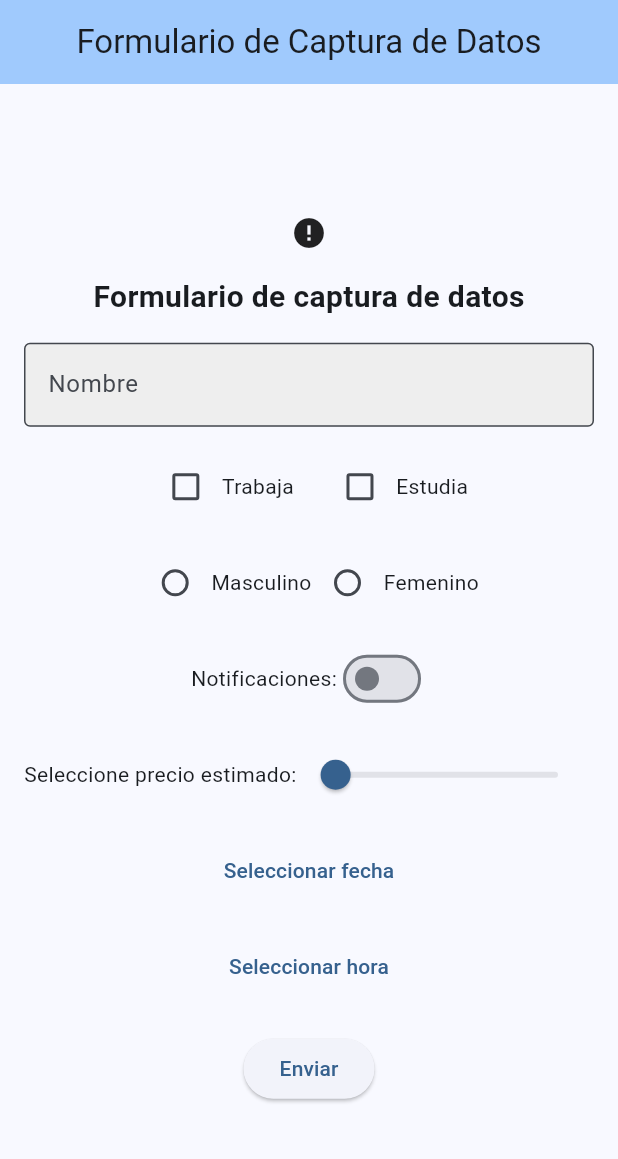
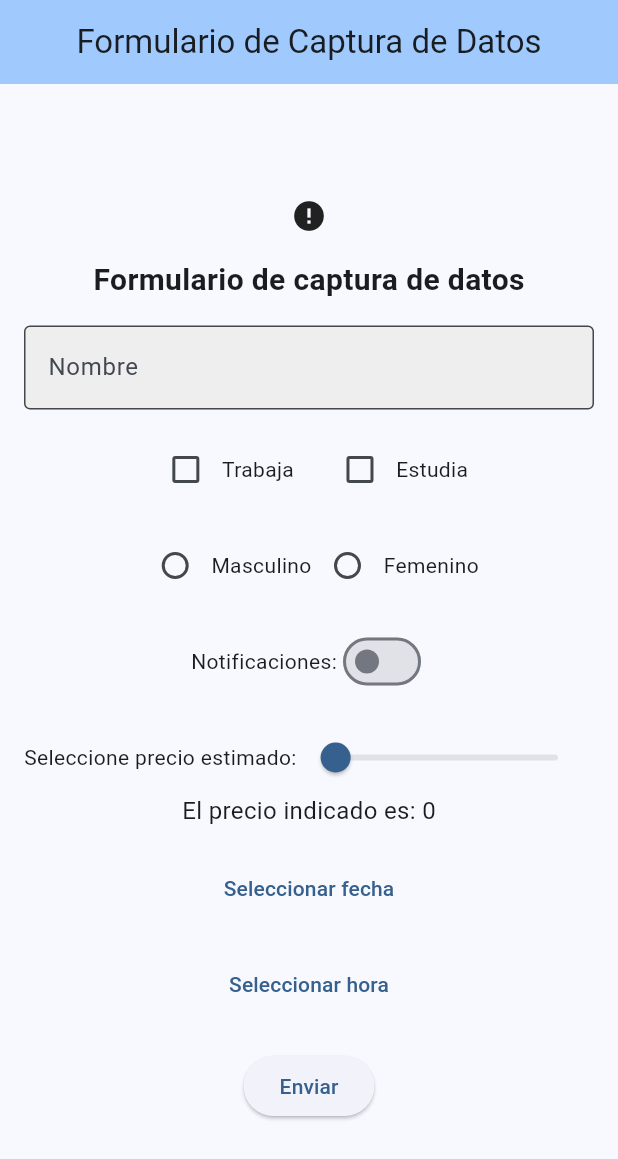
Before and after one commit to AleHernandezt/flutterData, a Flutter app: the screen it shows after launch, on a phone screen of 412 x 824 dp. Shown: the top 1159 px of the screen. Run offline on Flutter 3.47's test engine with Material 3 defaults, Android fonts, the phone set to English and light mode, and no system bars; network calls fail.

Commit message:
added text()

```diff
--- a/lib/src/login.dart
+++ b/lib/src/login.dart
@@ -185,6 +185,10 @@ class _MyHomePageState extends State<MyHomePage> {
                   ),
                 ],
               ),
+              Text(
+                'El precio indicado es: ${_estimatedPrice.toStringAsFixed(0)}',
+                style: const TextStyle(fontSize: 16),
+              ),
               const SizedBox(height: 16),
               Row(
                 mainAxisAlignment: MainAxisAlignment.center,
```
Also changed, not shown: web_entrypoint.dart (added).
